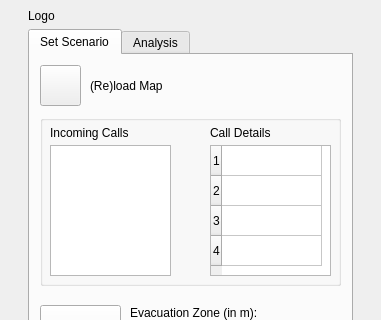
Qt form Evacu8/Evacu8/Evacu8_dockwidget_base.ui (fhb1990/GEO1005) before a commit; both pictures show x 0 to 381 and y 0 to 320 of the 381 by 569 pixel window.
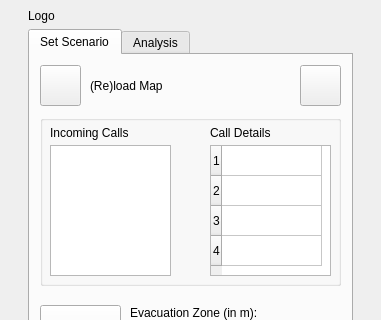
The same form after that commit.

Commit message: Del icon + button to wiki

The edit to the form file:
```diff
--- a/Evacu8/Evacu8/Evacu8_dockwidget_base.ui
+++ b/Evacu8/Evacu8/Evacu8_dockwidget_base.ui
@@ -238,6 +238,19 @@
          <string>Notes:</string>
         </property>
        </widget>
+       <widget class="QPushButton" name="to_wiki1">
+        <property name="geometry">
+         <rect>
+          <x>270</x>
+          <y>10</y>
+          <width>41</width>
+          <height>41</height>
+         </rect>
+        </property>
+        <property name="text">
+         <string/>
+        </property>
+       </widget>
       </widget>
       <widget class="QWidget" name="tab_2">
        <attribute name="title">
```
Left out of the diff: 19 changed lines with no effect on the pictures. The commit also changes 10 other files.
